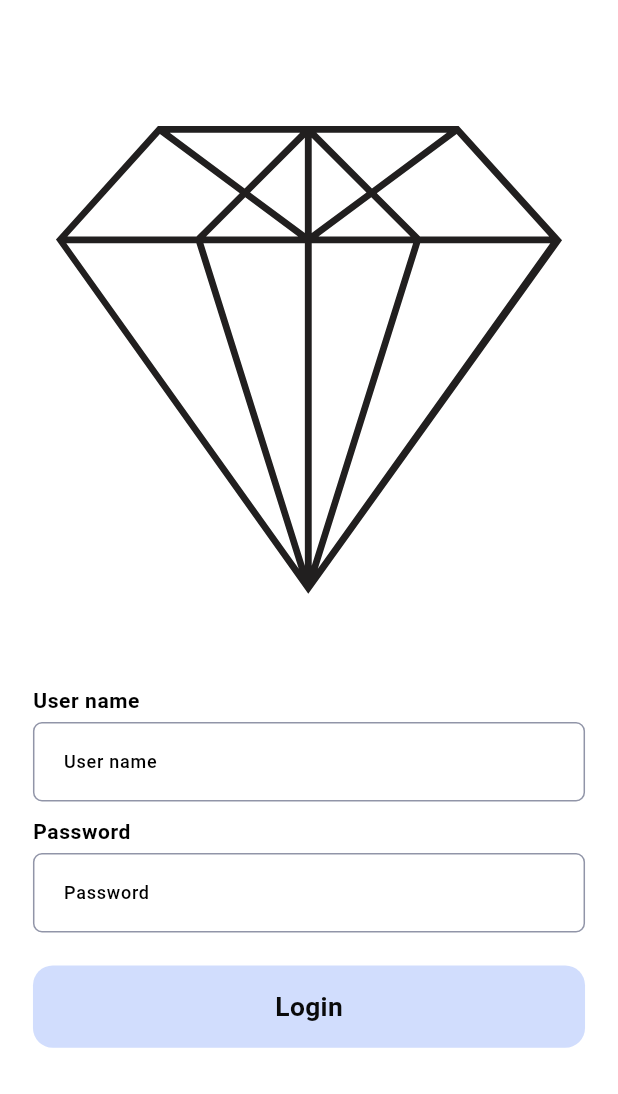
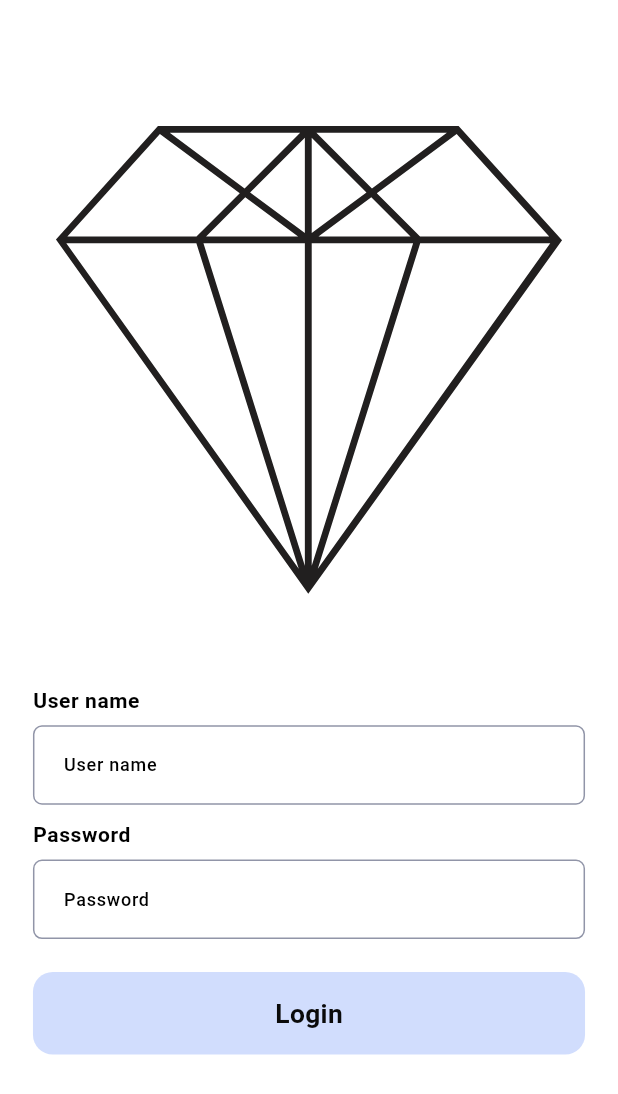
Before and after one commit to pdungarani/karkhana_app, a Flutter app: the screen it shows after launch, on a phone screen of 412 x 824 dp. Shown: the top 1094 px of the screen. Run offline on Flutter 3.47's test engine with Material 3 defaults, Android fonts, the phone set to English and light mode, and no system bars; our stand-ins replace device_info_plus, dio, email_validator, file_picker, flutter_screenutil, flutter_secure_storage and 8 more; missing offline and left inert: flutter_custom_month_picker; accounts and stored records are empty; Roboto replaces fonts that are missing (Product Sans).

Commit message:
bug fixes and normal UI changes

```diff
--- a/lib/app/pages/logingScreen/loging_screen.dart
+++ b/lib/app/pages/logingScreen/loging_screen.dart
@@ -12,7 +12,9 @@ class Logingscreen extends StatelessWidget {
     return GetBuilder<LoginController>(
       builder: (controller) => Scaffold(
         backgroundColor: ColorsValue.whiteColor,
-        body: Padding(
+        body: SafeArea(
+          child: SingleChildScrollView(
+            child: Padding(
               padding: Dimens.edgeInsets20_20_20_0,
               child: Form(
                 key: controller.formKey,
@@ -64,6 +66,8 @@ class Logingscreen extends StatelessWidget {
               ),
             ),
           ),
+        ),
+      ),
     );
   }
 }
--- a/lib/app/pages/profileScreen/Screen/language.dart
+++ b/lib/app/pages/profileScreen/Screen/language.dart
@@ -58,8 +58,6 @@ class LanguageView extends StatelessWidget {
                           Utility.updateLanguage(
                             Locale(element.languageCode),
                           );
-                          Utility.setUpdatelanguage(element.languageCode);
-
                           controller.update();
                         },
                         title: Center(
--- a/lib/app/utils/strings/translations_file.dart
+++ b/lib/app/utils/strings/translations_file.dart
@@ -92,7 +92,7 @@ class TranslationsFile extends Translations {
           "date": "તારીખ",
           "total_diamond": "કુલ હીરા",
           "total_rs": "કુલ રૂપિયા",
-          "no": "નહીં",
+          "no": "નંબર",
           "diamond": "હીરો",
           "price": "કિંમત",
           "history_of_employs": "કર્મચારીઓનો ઈતિહાસ",
@@ -123,7 +123,7 @@ class TranslationsFile extends Translations {
           "select_date": "તારીખ પસંદ કરો",
           "setting_page": "સેટિંગ પેજ",
           "user_name": "યુઝર નામ",
-          "current_month_total": "હાલ month's કુલ",
+          "current_month_total": "વર્તમાન મહિનાનો કુલ",
           "withdrawal": "ઉપાડો",
           "submit": "જમાવી દો",
           "enter_diamond_number": "હીરા નંબર દાખલ કરો",
--- a/lib/app/widgets/customTextField.dart
+++ b/lib/app/widgets/customTextField.dart
@@ -130,7 +130,7 @@ class _CustomTextFormFieldState extends State<CustomTextFormField> {
                 ),
               )
             : const SizedBox.shrink(),
-        (widget.isShowTitle ?? false) ? Dimens.boxHeight4 : Dimens.boxHeight0,
+        (widget.isShowTitle ?? false) ? Dimens.boxHeight6 : Dimens.boxHeight0,
         Padding(
           padding: widget.padding ?? EdgeInsets.zero,
           child: TextFormField(
```
Also changed, not shown: lib/app/pages/profileScreen/Screen/addWithdrawal.dart (+6 -1 lines), lib/app/utils/utility.dart (+4 -6 lines), 1 other file. Lines whose indentation alone changed are shown as unchanged.
